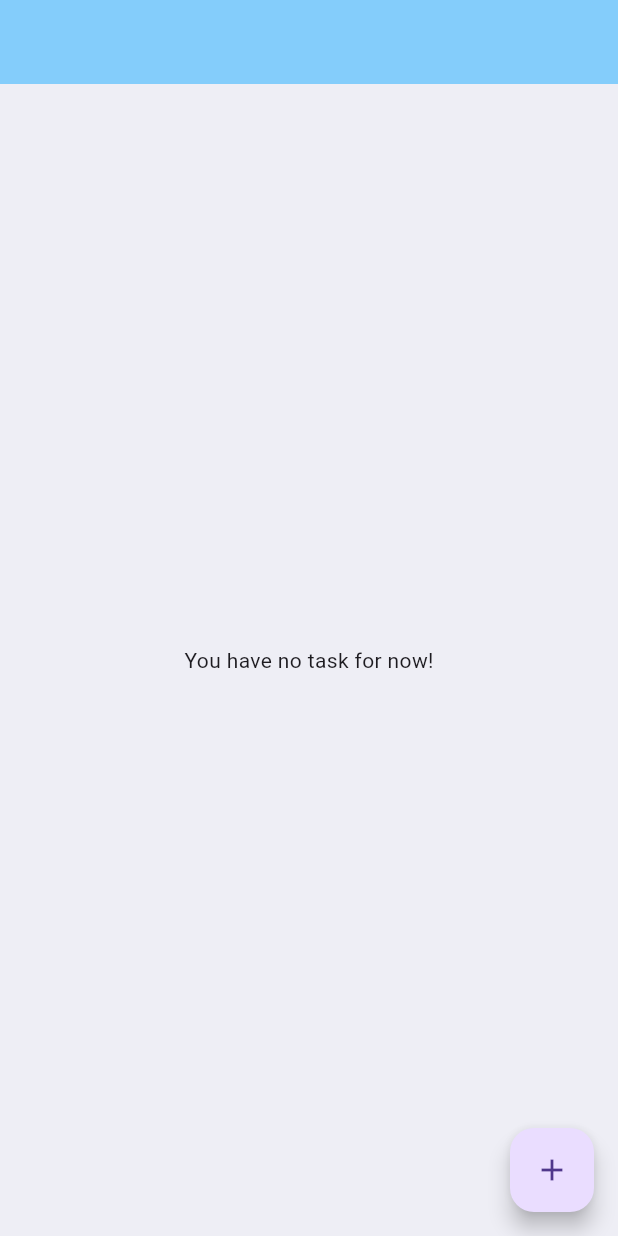
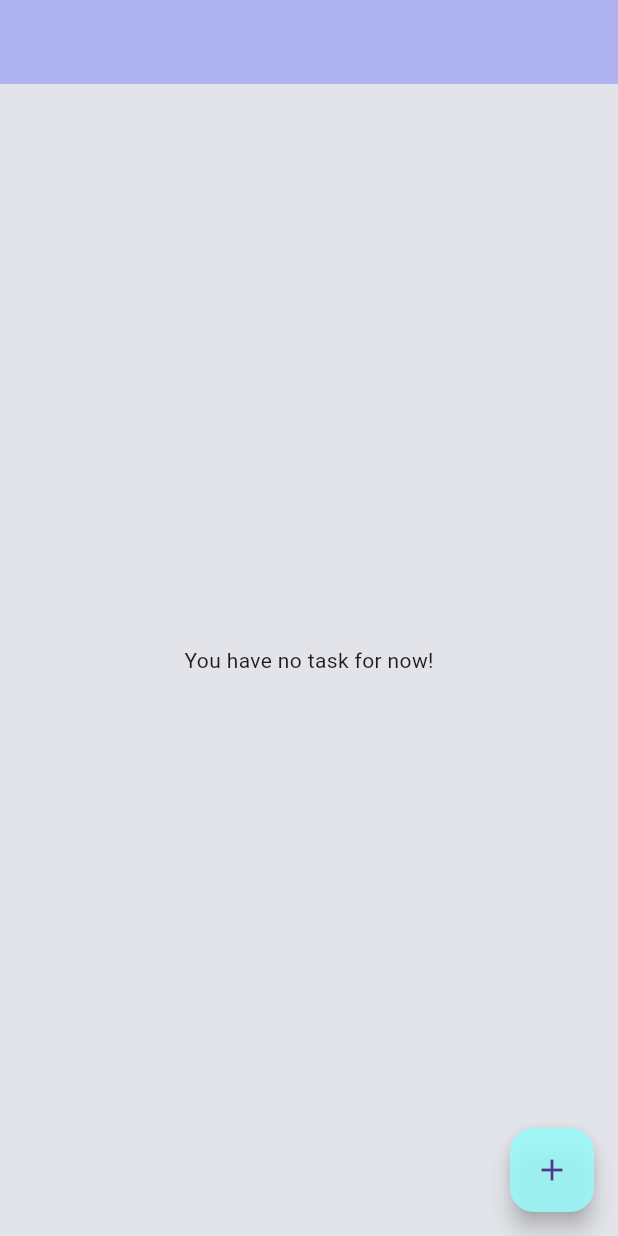
Before and after one commit to masked-mermaid/Todo, a Flutter app: the screen it shows after launch, on a phone screen of 412 x 824 dp. Run offline on Flutter 3.47's test engine with Material 3 defaults, Android fonts, the phone set to English and light mode, and no system bars; our stand-ins replace google_fonts.

Commit message:
colrobg and neumorphic feel

```diff
--- a/lib/add_task.dart
+++ b/lib/add_task.dart
@@ -107,6 +107,7 @@ class _AddTaskState extends State<AddTask> {
           ),
         ),
         floatingActionButton: FloatingActionButton(
+          backgroundColor: LgT.btn,
           child: Icon(Icons.done),
           onPressed: () {
             // print('task text ='+task.text);
--- a/lib/app_colors.dart
+++ b/lib/app_colors.dart
@@ -1,11 +1,11 @@
 import 'package:flutter/material.dart';
 class LgT{
 
-  static const background= Color.fromARGB(255, 238, 238, 245);
-  static const appbar= Color(0xFF84CDFB);
-  static const bannerbg= Color(0xEEF6F6F6);
+  static const background= Color.fromARGB(255, 227, 228, 233);
+  static const appbar= Color.fromRGBO(134, 141, 233, 0.655);
   static const txt= Color(0xFF000000);
   static const chkbox= Color(0xFFEEEEEE);
+  static const btn=Color.fromARGB(220, 154, 250, 250);
 }
 class DrkT{
 static const background= Color(0xFF001028);
--- a/pubspec.yaml
+++ b/pubspec.yaml
@@ -1,5 +1,5 @@
 name: todo_app
-description: "A new Flutter project."
+description: "to do app with demintia"
 # The following line prevents the package from being accidentally published to
 # pub.dev using `flutter pub publish`. This is preferred for private packages.
 publish_to: 'none' # Remove this line if you wish to publish to pub.dev
```
Also changed, not shown: lib/tasksbanner.dart (+5 -4 lines).
